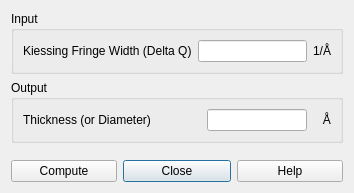
First picture: the form in src/sas/qtgui/Calculators/UI/KiessigPanel.ui, repository SasView/sasview, before the edit.
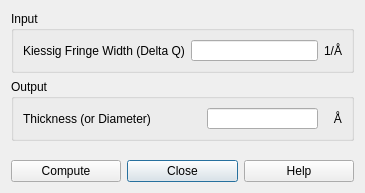
Second picture: the form after the edit. Icons and pictures are not drawn.

Patch:
```diff
--- a/src/sas/qtgui/Calculators/UI/KiessigPanel.ui
+++ b/src/sas/qtgui/Calculators/UI/KiessigPanel.ui
@@ -6,7 +6,7 @@
    <rect>
     <x>0</x>
     <y>0</y>
-    <width>354</width>
+    <width>365</width>
     <height>193</height>
    </rect>
   </property>
@@ -32,12 +32,25 @@
         <item>
          <widget class="QLabel" name="label">
           <property name="text">
-           <string>Kiessing Fringe Width (Delta Q)</string>
+           <string>Kiessig Fringe Width (Delta Q)</string>
           </property>
          </widget>
         </item>
         <item>
-         <widget class="QLineEdit" name="deltaq_in"/>
+         <widget class="QLineEdit" name="deltaq_in">
+          <property name="minimumSize">
+           <size>
+            <width>77</width>
+            <height>21</height>
+           </size>
+          </property>
+          <property name="baseSize">
+           <size>
+            <width>77</width>
+            <height>21</height>
+           </size>
+          </property>
+         </widget>
         </item>
         <item>
          <widget class="QLabel" name="label_2">
@@ -68,6 +81,18 @@
         </item>
         <item>
          <widget class="QLineEdit" name="lengthscale_out">
+          <property name="minimumSize">
+           <size>
+            <width>77</width>
+            <height>21</height>
+           </size>
+          </property>
+          <property name="baseSize">
+           <size>
+            <width>77</width>
+            <height>21</height>
+           </size>
+          </property>
           <property name="readOnly">
            <bool>true</bool>
           </property>
```
